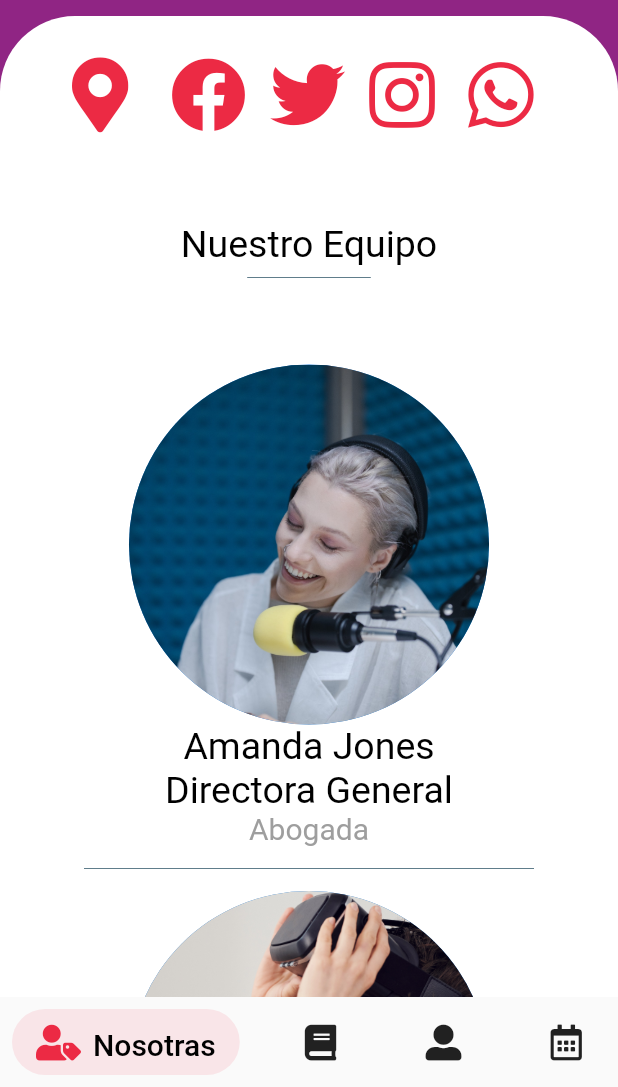
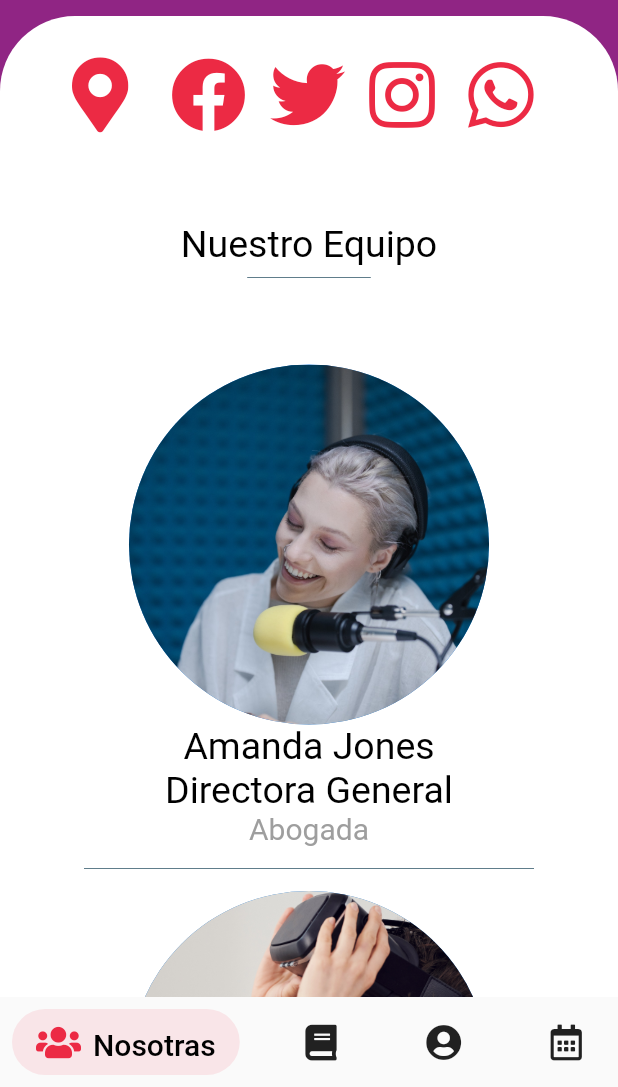
Before and after one commit to black-redoc/biblioteca_esfemica, a Flutter app: the screen it shows after launch, item 3 of the bottom bar chosen, scrolled down 576 dp, on a phone screen of 412 x 824 dp, the part 149-1236 px from its top. Run offline on Flutter 3.47's test engine with Material 2 defaults, Android fonts, the phone set to English and light mode, and no system bars; drawn by our look-alikes of salomon_bottom_bar; our stand-ins replace carousel_slider, flutter_bloc, font_awesome_flutter; network calls fail.

Commit message:
fixed aboutUs icon on bottomNavigationBar

```diff
--- a/lib/widgets/bottomBar/BottomBar.dart
+++ b/lib/widgets/bottomBar/BottomBar.dart
@@ -20,13 +20,13 @@ class BottomBarPage extends StatelessWidget {
         onTap: this.onTap!,
         items: <SalomonBottomBarItem>[
           SalomonBottomBarItem(
-              icon: FaIcon(FontAwesomeIcons.userTag),
+              icon: FaIcon(FontAwesomeIcons.users),
               title: SmallText(text: "Nosotras")),
           SalomonBottomBarItem(
               icon: FaIcon(FontAwesomeIcons.book),
               title: SmallText(text: "Biblioteca")),
           SalomonBottomBarItem(
-              icon: FaIcon(FontAwesomeIcons.userAlt),
+              icon: FaIcon(FontAwesomeIcons.solidUserCircle),
               title: SmallText(text: "Perfil")),
           SalomonBottomBarItem(
               icon: FaIcon(FontAwesomeIcons.calendarAlt),
```
